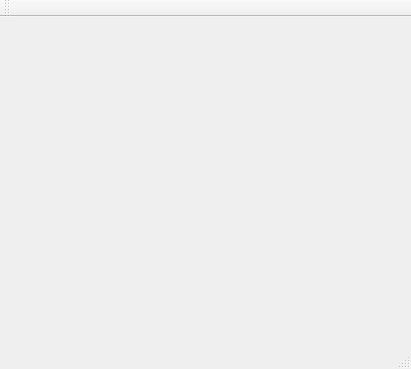
Above: ui/NewGame.ui from prabinrath/Roborex_Chess before the change. Below: the same form after it.
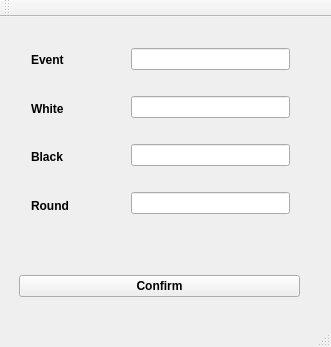
That is the form after the change.

The edit to the form file:
```diff
--- a/ui/NewGame.ui
+++ b/ui/NewGame.ui
@@ -6,15 +6,125 @@
    <rect>
     <x>0</x>
     <y>0</y>
-    <width>411</width>
-    <height>369</height>
+    <width>331</width>
+    <height>347</height>
    </rect>
   </property>
   <property name="windowTitle">
    <string>MainWindow</string>
   </property>
   <widget class="QWidget" name="centralWidget">
-   <layout class="QHBoxLayout" name="horizontalLayout_2"/>
+   <widget class="QPushButton" name="confirm">
+    <property name="geometry">
+     <rect>
+      <x>19</x>
+      <y>258</y>
+      <width>281</width>
+      <height>22</height>
+     </rect>
+    </property>
+    <property name="font">
+     <font>
+      <weight>75</weight>
+      <bold>true</bold>
+     </font>
+    </property>
+    <property name="text">
+     <string>Confirm</string>
+    </property>
+   </widget>
+   <widget class="QWidget" name="">
+    <property name="geometry">
+     <rect>
+      <x>20</x>
+      <y>10</y>
+      <width>81</width>
+      <height>211</height>
+     </rect>
+    </property>
+    <layout class="QVBoxLayout" name="verticalLayout">
+     <item>
+      <widget class="QLabel" name="label">
+       <property name="font">
+        <font>
+         <weight>75</weight>
+         <bold>true</bold>
+        </font>
+       </property>
+       <property name="text">
+        <string>Event</string>
+       </property>
+      </widget>
+     </item>
+     <item>
+      <widget class="QLabel" name="label_2">
+       <property name="font">
+        <font>
+         <weight>75</weight>
+         <bold>true</bold>
+        </font>
+       </property>
+       <property name="text">
+        <string>White</string>
+       </property>
+      </widget>
+     </item>
+     <item>
+      <widget class="QLabel" name="label_3">
+       <property name="font">
+        <font>
+         <weight>75</weight>
+         <bold>true</bold>
+        </font>
+       </property>
+       <property name="text">
+        <string>Black</string>
+       </property>
+      </widget>
+     </item>
+     <item>
+      <widget class="QLabel" name="label_4">
+       <property name="font">
+        <font>
+         <weight>75</weight>
+         <bold>true</bold>
+        </font>
+       </property>
+       <property name="text">
+        <string>Round</string>
+       </property>
+      </widget>
+     </item>
+    </layout>
+   </widget>
+   <widget class="QWidget" name="">
+    <property name="geometry">
+     <rect>
+      <x>120</x>
+      <y>0</y>
+      <width>181</width>
+      <height>231</height>
+     </rect>
+    </property>
+    <layout class="QVBoxLayout" name="verticalLayout_2">
+     <item>
+      <widget class="QLineEdit" name="event">
+       <property name="clearButtonEnabled">
+        <bool>false</bool>
+       </property>
+      </widget>
+     </item>
+     <item>
+      <widget class="QLineEdit" name="white"/>
+     </item>
+     <item>
+      <widget class="QLineEdit" name="black"/>
+     </item>
+     <item>
+      <widget class="QLineEdit" name="round"/>
+     </item>
+    </layout>
+   </widget>
   </widget>
   <widget class="QMenuBar" name="menuBar">
    <property name="geometry">
```
Left out of the diff: 2 changed lines with no effect on the pictures.
